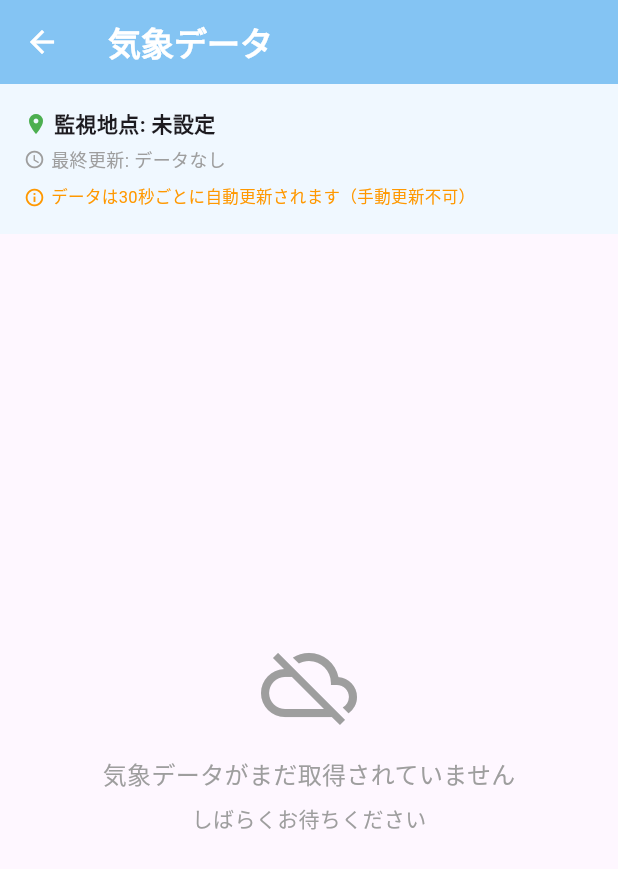
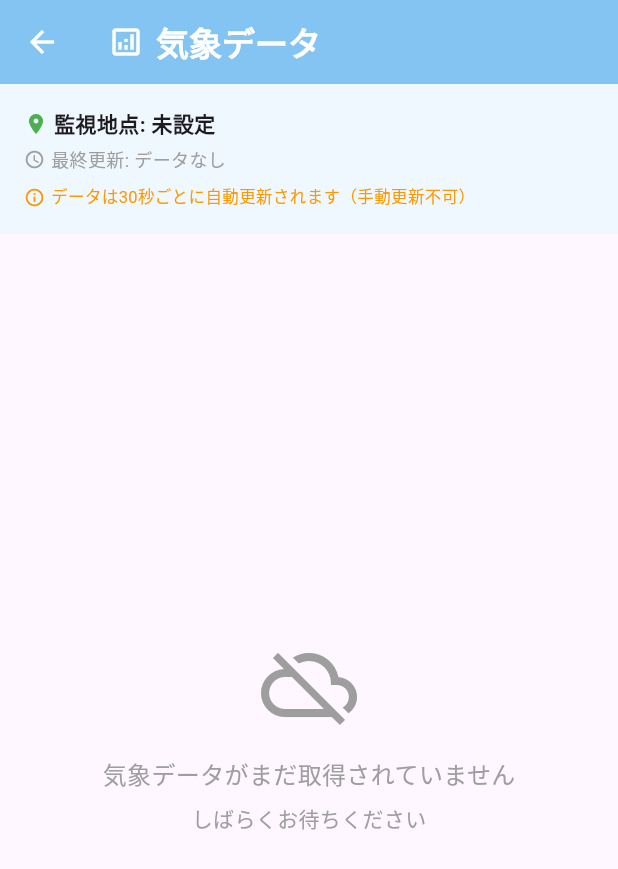
Before and after one commit to tsuchida-y/thunder_cloud_app, a Flutter app: the screen it shows after launch, after a tap on the "settings" icon, on a phone screen of 412 x 824 dp. Shown: the top 869 px of the screen. Run offline on Flutter 3.47's test engine with Material 3 defaults, Android fonts, the phone set to English and light mode, and no system bars; our stand-ins replace cloud_firestore, firebase_core, firebase_messaging, flutter_local_notifications, geolocator, google_maps_flutter; accounts and stored records are empty; generated files the repository leaves out were written again.

Commit message:
feat: AppBarのタイトルをアイコン付きのRowに変更し、デザインを統一

```diff
--- a/lib/screens/settings_screen.dart
+++ b/lib/screens/settings_screen.dart
@@ -118,12 +118,23 @@ class _SettingsScreenState extends State<SettingsScreen> {
   Widget build(BuildContext context) {
     return Scaffold(
       appBar: AppBar(
-        title: const Text(
-          '気象データ',
-          style: TextStyle(
-            color: Colors.white,
-            fontWeight: FontWeight.bold,
-          ),
+        title: const Row(
+          mainAxisSize: MainAxisSize.min,
+          children: [
+            Icon(
+              Icons.analytics_outlined,
+              color: Colors.white,
+              size: 24,
+            ),
+            SizedBox(width: 8),
+            Text(
+              '気象データ',
+              style: TextStyle(
+                color: Colors.white,
+                fontWeight: FontWeight.bold,
+              ),
+            ),
+          ],
         ),
         backgroundColor: const Color.fromARGB(255, 135, 206, 250), // 空色（Sky Blue）
         foregroundColor: Colors.white, // アイコンと戻るボタンも白色に
--- a/lib/widgets/common/app_bar.dart
+++ b/lib/widgets/common/app_bar.dart
@@ -13,24 +13,29 @@ class WeatherAppBar extends StatelessWidget implements PreferredSizeWidget {
   @override
   Widget build(BuildContext context) {
     return AppBar(
-      title: const Text(
-        "入道雲サーチ画面",
-        style: TextStyle(
-          color: Colors.white,
-          fontWeight: FontWeight.bold,
-        ),
+      title: const Row(
+        mainAxisSize: MainAxisSize.min,
+        children: [
+          Icon(
+            Icons.cloud_outlined,
+            color: Colors.white,
+            size: 24,
+          ),
+          SizedBox(width: 8),
+          Text(
+            "入道雲サーチ画面",
+            style: TextStyle(
+              color: Colors.white,
+              fontWeight: FontWeight.bold,
+            ),
+          ),
+        ],
       ),
       centerTitle: true,
       backgroundColor: const Color.fromARGB(255, 135, 206, 250), // 空色（Sky Blue）
       foregroundColor: Colors.white, // アイコンと戻るボタンも白色に
       elevation: 3,
       shadowColor: Colors.black54,
-      shape: const RoundedRectangleBorder(
-        borderRadius: BorderRadius.only(
-          bottomLeft: Radius.circular(30),
-          bottomRight: Radius.circular(30),
-        ),
-      ),
       actions: [
         IconButton(
           icon: const Icon(Icons.settings),
```
